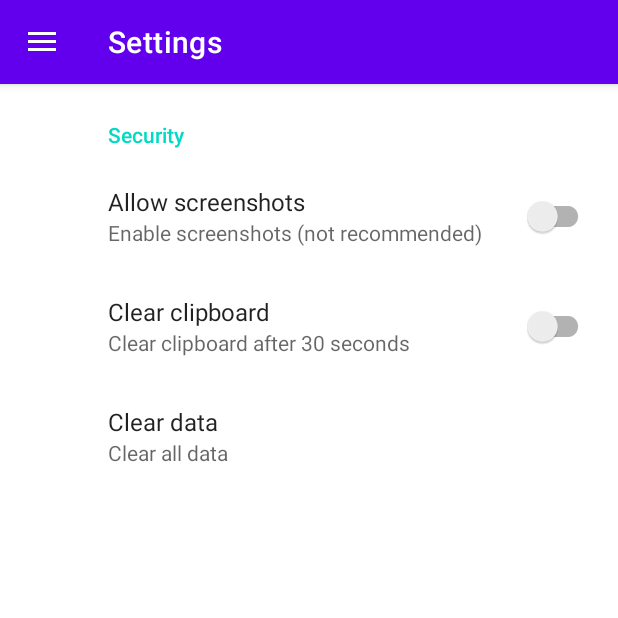
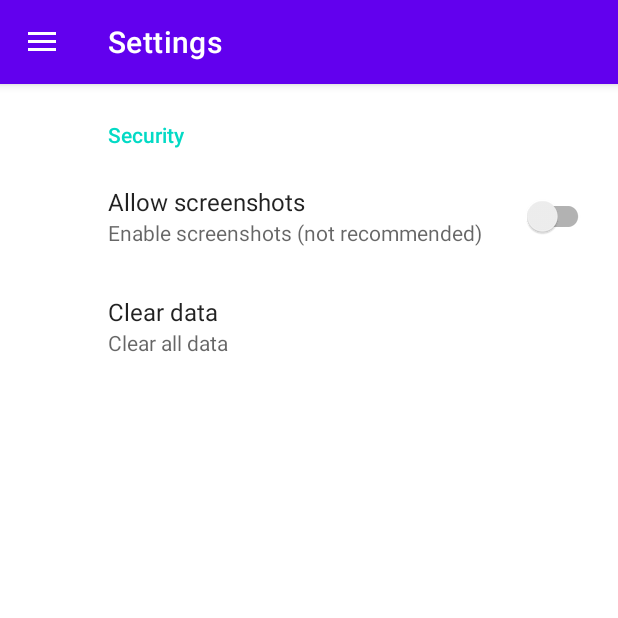
Before and after one commit to pranshu-s18/OnePass, an Android app: the screen it shows after launch (MainActivity), in the side drawer, after a tap on "Settings", on a phone screen of 412 x 824 dp, the top half of it. Run offline under Robolectric (Android 15) with nearby library versions, the phone set to English and light mode, and no system bars; our stand-ins replace androidx.preference, navigation-ui.

Commit message:
Hide clear clipboard option - Not implemented

```diff
--- a/app/src/main/res/xml/root_preferences.xml
+++ b/app/src/main/res/xml/root_preferences.xml
@@ -6,10 +6,11 @@
             app:summary="Enable screenshots (not recommended)"
             app:title="Allow screenshots" />
 
-        <SwitchPreferenceCompat
-            app:key="@string/pref_clearClipboard_key"
-            app:summary="Clear clipboard after 30 seconds"
-            app:title="Clear clipboard" />
+        <!-- TODO: To be implemented -->
+        <!--        <SwitchPreferenceCompat-->
+        <!--            app:key="@string/pref_clearClipboard_key"-->
+        <!--            app:summary="Clear clipboard after 30 seconds"-->
+        <!--            app:title="Clear clipboard" />-->
 
         <Preference
             app:key="@string/pref_clearData_key"
```
